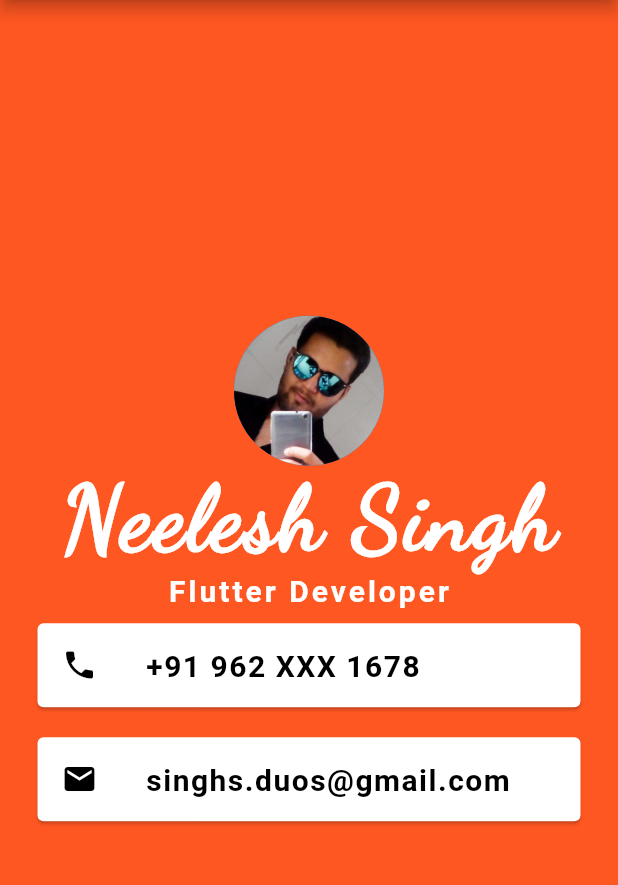
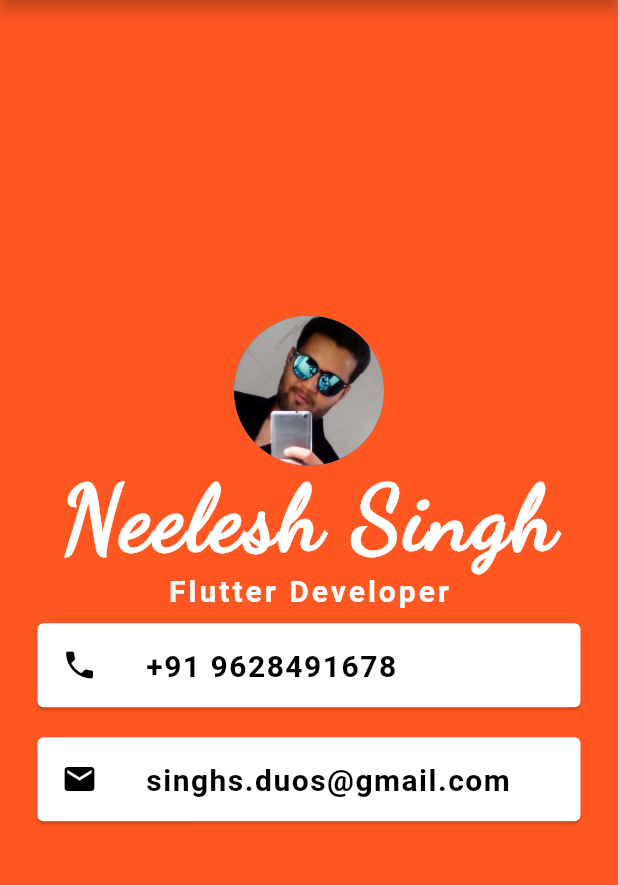
Before and after one commit to singhsduos/Flutter_Project, a Flutter app: the screen it shows after launch, on a phone screen of 412 x 824 dp, the part 84-969 px from its top. Run offline on Flutter 3.47's test engine with Material 2 defaults, Android fonts, the phone set to English and light mode, and no system bars.

Commit message:
first commit

```diff
--- a/Profile_App/lib/main.dart
+++ b/Profile_App/lib/main.dart
@@ -61,9 +61,9 @@ class HomePage extends StatelessWidget {
                   Icons.phone,
                   color: Colors.black,
                 ),
-                onTap: (){},
+                onTap: () {},
                 title: Text(
-                  '+91 962 XXX 1678 ',
+                  '+91 9628491678',
                   style: TextStyle(
                       color: Colors.black,
                       fontWeight: FontWeight.bold,
@@ -83,7 +83,7 @@ class HomePage extends StatelessWidget {
                   Icons.email,
                   color: Colors.black,
                 ),
-                onTap: (){},
+                onTap: () {},
                 title: Text(
                   'singhs.duos@gmail.com',
                   style: TextStyle(
```
